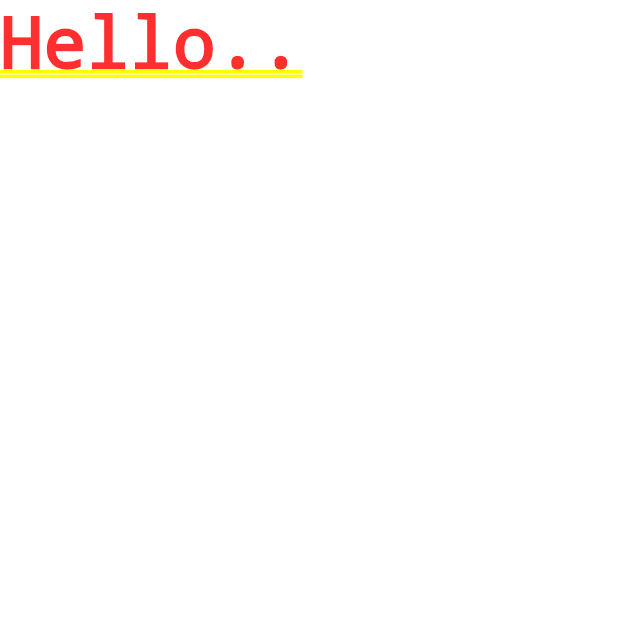
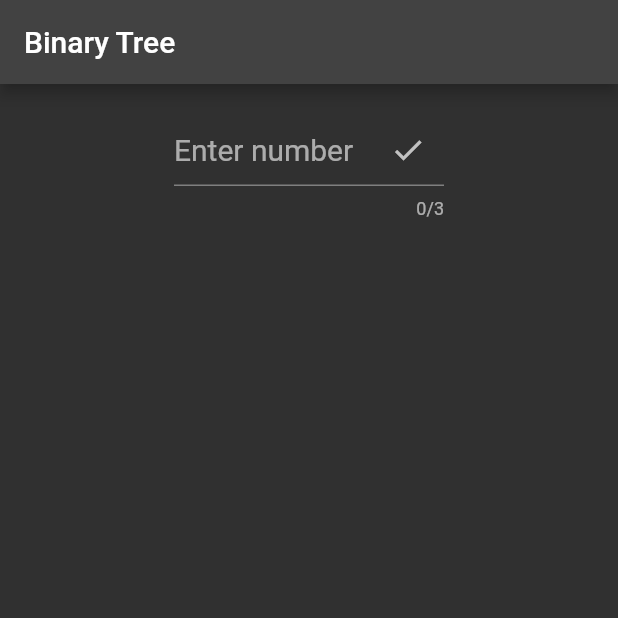
Before and after one commit to JasviramMsf/routes_sample, a Flutter app: the screen it shows after launch, on a phone screen of 412 x 824 dp, the top half of it. Run offline on Flutter 3.47's test engine with Material 2 defaults, Android fonts, the phone set to English and light mode, and no system bars.

Commit message:
interim task

```diff
--- /dev/null
+++ b/lib/bst/bt_main.dart
@@ -0,0 +1,28 @@
+import 'package:flutter/material.dart';
+import 'package:routes/bst/widgets/binary_tree_ui.dart';
+import 'package:routes/bst/widgets/num_form.dart';
+import '../constants.dart';
+
+class BinaryMain extends StatelessWidget {
+  const BinaryMain({super.key});
+
+  @override
+  Widget build(BuildContext context) {
+    return Scaffold(
+      appBar: AppBar(
+        title: const Text(APP_BAR_TITLE),
+      ),
+      body: Column(
+        children: [
+          NumberForm(),
+          const Expanded(
+            child: SingleChildScrollView(
+              scrollDirection: Axis.vertical,
+              child: BinaryTreeList(),
+            ),
+          )
+        ],
+      ),
+    );
+  }
+}
--- /dev/null
+++ b/lib/bst/modal/bt_modal.dart
@@ -0,0 +1,6 @@
+class BinaryTreeModal {
+  int? nodeValue;
+  BinaryTreeModal? left;
+  BinaryTreeModal? right;
+  BinaryTreeModal(this.left, this.right, this.nodeValue);
+}
--- /dev/null
+++ b/lib/bst/widgets/num_form.dart
@@ -0,0 +1,67 @@
+import 'package:flutter/material.dart';
+import 'package:flutter/services.dart';
+import 'package:routes/bst/providers/bt_provider.dart';
+import 'package:routes/constants.dart';
+import 'package:provider/provider.dart';
+
+class NumberForm extends StatelessWidget {
+  NumberForm({super.key});
+  final _numForm = GlobalKey<FormState>();
+  final TextEditingController _numController = TextEditingController();
+
+  String? validateNum(String? value) {
+    if (value == null || value.isEmpty || value == ZERO_TXT) {
+      return ERROR_MSG;
+    }
+    return null;
+  }
+
+  @override
+  Widget build(BuildContext context) {
+    final numProvider = Provider.of<BtProvider>(context);
+
+    void onPressedAdd() {
+      if (_numForm.currentState!.validate()) {
+        numProvider.insertNumber(_numController.text);
+        _numController.clear();
+      }
+    }
+
+    return Column(
+      children: [
+        const Align(
+          alignment: Alignment.center,
+        ),
+        Padding(
+          padding: const EdgeInsets.symmetric(
+            vertical: 20,
+          ),
+          child: SizedBox(
+            width: 180,
+            child: Form(
+              key: _numForm,
+              // autovalidateMode: AutovalidateMode.always,
+              child: TextFormField(
+                controller: _numController,
+                maxLength: 3,
+                keyboardType: TextInputType.number,
+                inputFormatters: <TextInputFormatter>[
+                  FilteringTextInputFormatter.digitsOnly
+                ],
+                style: const TextStyle(fontSize: 20),
+                decoration: InputDecoration(
+                  hintText: PLACEHOLDER_TXT,
+                  suffixIcon: IconButton(
+                    onPressed: onPressedAdd,
+                    icon: const Icon(Icons.done),
+                  ),
+                ),
+                validator: validateNum,
+              ),
+            ),
+          ),
+        ),
+      ],
+    );
+  }
+}
--- /dev/null
+++ b/lib/constants.dart
@@ -0,0 +1,5 @@
+// ignore_for_file: constant_identifier_names
+const String APP_BAR_TITLE = "Binary Tree";
+const String ERROR_MSG = 'Please enter a valid number';
+const String PLACEHOLDER_TXT = 'Enter number';
+const String ZERO_TXT = "0";
--- a/lib/main.dart
+++ b/lib/main.dart
@@ -1,16 +1,27 @@
 import 'package:flutter/material.dart';
+import 'package:provider/provider.dart';
+import 'package:routes/bst/bt_main.dart';
+import 'package:routes/bst/providers/bt_provider.dart';
 
 void main() {
   runApp(const MainApp());
 }
 
 class MainApp extends StatelessWidget {
-  const MainApp({Key? key}) : super(key: key);
+  const MainApp({super.key});
 
   @override
   Widget build(BuildContext context) {
-    return const MaterialApp(
-      home: Text("Hello.."),
-    );
+    return MaterialApp(
+        darkTheme: ThemeData(
+          brightness: Brightness.dark,
+        ),
+        themeMode: ThemeMode.dark,
+        home: MultiProvider(
+          providers: [
+            ChangeNotifierProvider(create: (_) => BtProvider()),
+          ],
+          child: const BinaryMain(),
+        ));
   }
 }
--- a/pubspec.yaml
+++ b/pubspec.yaml
@@ -35,6 +35,7 @@ dependencies:
   # The following adds the Cupertino Icons font to your application.
   # Use with the CupertinoIcons class for iOS style icons.
   cupertino_icons: ^1.0.2
+  provider: ^6.0.5
 
 dev_dependencies:
   flutter_test:
```
Also changed, not shown: lib/bst/providers/bt_provider.dart (added, +30 -0 lines), lib/bst/widgets/binary_tree_ui.dart (added, +89 -0 lines), pubspec.lock.
